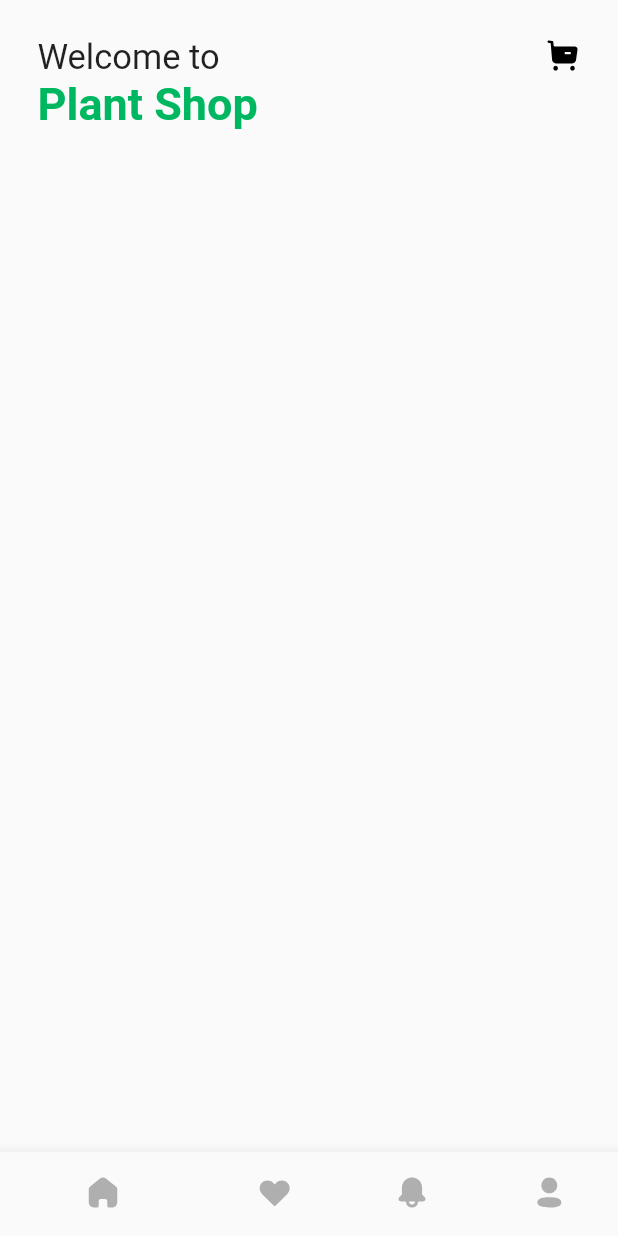
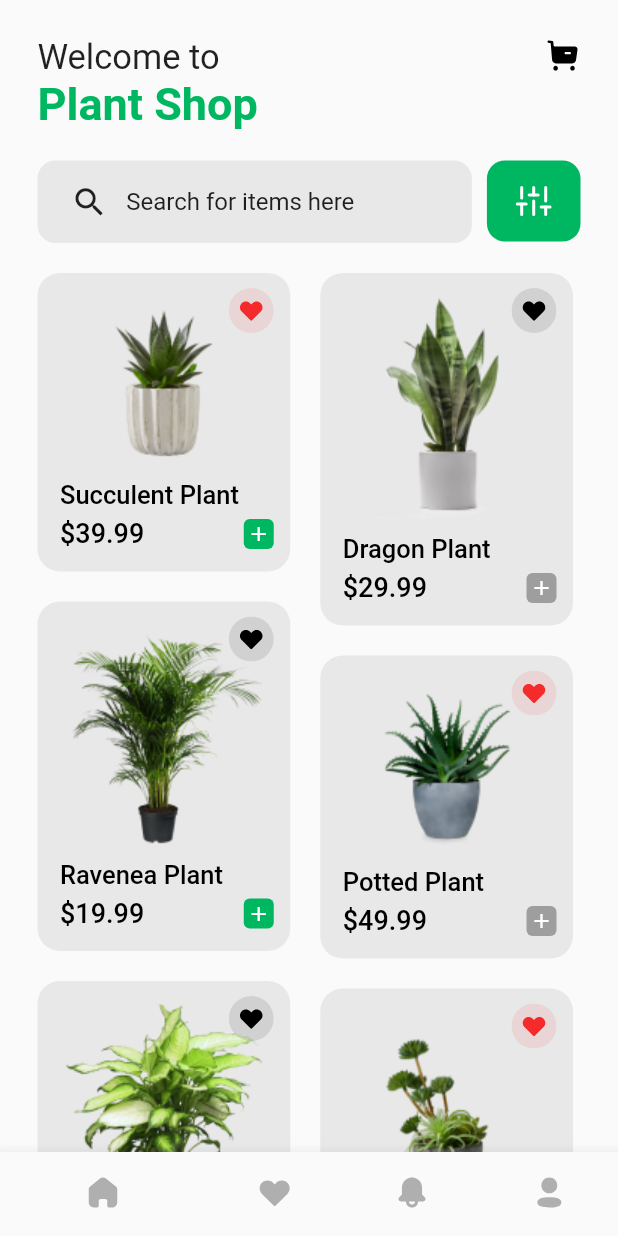
Before and after one commit to AminullahTajMuhammad/plants_app, a Flutter app: the screen it shows after launch, on a phone screen of 412 x 824 dp. Run offline on Flutter 3.47's test engine with Material 2 defaults, Android fonts, the phone set to English and light mode, and no system bars; our stand-ins replace flutter_svg, google_fonts.

Commit message:
Home Screen Ui complete.

```diff
--- a/lib/home_page.dart
+++ b/lib/home_page.dart
@@ -1,4 +1,5 @@
 import 'package:flutter/material.dart';
+import 'package:flutter_staggered_grid_view/flutter_staggered_grid_view.dart';
 import 'package:flutter_svg/svg.dart';
 import 'package:google_fonts/google_fonts.dart';
 
@@ -41,7 +42,9 @@ class _HomePageState extends State<HomePage> {
       mainAxisAlignment: MainAxisAlignment.start,
       crossAxisAlignment: CrossAxisAlignment.start,
       children: [
-        buildGreetings()
+        buildGreetings(),
+        buildSearch(),
+        buildPlantsList()
       ],
     );
   }
@@ -87,4 +90,165 @@ class _HomePageState extends State<HomePage> {
       ),
     );
   }
+
+  Widget buildSearch() {
+    return Container(
+      margin: const EdgeInsets.only(left: 25, right: 25, top: 20),
+      child: Row(
+        mainAxisAlignment: MainAxisAlignment.start,
+        crossAxisAlignment: CrossAxisAlignment.start,
+        children: [
+          Expanded(
+            flex: 4,
+            child: Container(
+              height: 55,
+              padding: const EdgeInsets.only(left: 15, top: 15, bottom: 15),
+              decoration: const BoxDecoration(
+                borderRadius: BorderRadius.all(Radius.circular(12)),
+                color: Color(0xffE8E8E8),
+              ),
+              child: Row(
+                crossAxisAlignment: CrossAxisAlignment.center,
+                mainAxisAlignment: MainAxisAlignment.start,
+                children: [
+                  const Expanded(
+                    flex: 1,
+                    child: Icon(
+                      Icons.search,
+                      size: 25,
+                    ),
+                  ),
+                  Expanded(
+                    flex: 6,
+                    child: Container(
+                      margin: const EdgeInsets.only(left: 5, right: 10),
+                      child: Text(
+                        'Search for items here',
+                        style: TextStyle(
+                          fontSize: 16,
+                          fontFamily: GoogleFonts.roboto().fontFamily,
+                        ),
+                      ),
+                    ),
+                  ),
+                ],
+              ),
+            ),
+          ),
+          Expanded(
+            flex: 1,
+            child: Container(
+              margin: EdgeInsets.only(left: 10),
+              padding: const EdgeInsets.only(top: 15, bottom: 15),
+              decoration: const BoxDecoration(
+                borderRadius: BorderRadius.all(Radius.circular(12)),
+                color: Constants.PRIMARY_COLOR,
+              ),
+              child: SvgPicture.asset(
+                "assets/ic_filter.svg",
+              ),
+            ),
+          )
+        ],
+      ),
+    );
+  }
+
+  Widget buildPlantsList() {
+    return Container(
+      margin: const EdgeInsets.only(left: 25, right: 10, bottom: 20),
+      child: StaggeredGrid.count(
+        crossAxisCount: 2,
+        children: [
+          plantsListTile("assets/plant_1.png", "Succulent Plant", "\$39.99", true, true),
+          plantsListTile("assets/plant_2.png", "Dragon Plant", "\$29.99", false, false),
+          plantsListTile("assets/plant_3.png", "Ravenea Plant", "\$19.99", false, true),
+          plantsListTile("assets/plant_4.png", "Potted Plant", "\$49.99", true, false),
+          plantsListTile("assets/plant_5.png", "Ravenea Plant 2", "\$9.99", false, false),
+          plantsListTile("assets/plant_6.png", "Succulent Plant 2", "\$39.99", true, true),
+        ],
+      )
+    );
+  }
+
+  Widget plantsListTile(String img, String name, String price, bool isFavourite, bool addToCart) {
+    return Container(
+      margin: const EdgeInsets.only(right: 20, top: 20),
+      decoration: const BoxDecoration(
+        borderRadius: BorderRadius.all(Radius.circular(15)),
+        color: Color(0xffE8E8E8),
+      ),
+      child: Stack(
+        children: [
+          Container(
+            margin: const EdgeInsets.only(bottom: 15),
+            child: Column(
+              mainAxisAlignment: MainAxisAlignment.start,
+              crossAxisAlignment: CrossAxisAlignment.start,
+              children: [
+                Container(
+                  margin: const EdgeInsets.only(top: 15),
+                  alignment: Alignment.center,
+                  child: Image.asset(img),
+                ),
+                Container(
+                  margin: const EdgeInsets.only(left: 15, top: 10),
+                  child: Text(
+                    name,
+                    style: TextStyle(
+                      color: Colors.black,
+                      fontFamily: GoogleFonts.roboto().fontFamily,
+                      fontSize: 17,
+                      fontWeight: FontWeight.w500
+                    ),
+                  ),
+                ),
+                Container(
+                  margin: const EdgeInsets.only(left: 15, top: 5),
+                  child: Text(
+                    price,
+                    style: TextStyle(
+                        color: Colors.black,
+                        fontFamily: GoogleFonts.roboto().fontFamily,
+                        fontSize: 18,
+                        fontWeight: FontWeight.w500
+                    ),
+                  ),
+                ),
+              ],
+            ),
+          ),
+          // Like Button
+          Positioned(
+            right: 1,
+            child: Container(
+              margin: const EdgeInsets.all(10),
+              child: SvgPicture.asset(
+                isFavourite ? "assets/ic_like_selected.svg" : "assets/ic_like_unselected.svg",
+              ),
+            ),
+          ),
+          Positioned(
+            bottom: 1,
+            right: 1,
+            child: Container(
+              height: 20,
+              width: 20,
+              margin: const EdgeInsets.only(right: 10, bottom: 14),
+              decoration: BoxDecoration(
+                borderRadius: const BorderRadius.all(Radius.circular(4)),
+                color: addToCart ? Constants.PRIMARY_COLOR : Colors.grey,
+              ),
+              child: const Icon(
+                Icons.add,
+                size: 16,
+                color: Colors.white,
+              ),
+            ),
+          )
+          // Cart Button
+        ],
+      ),
+    );
+  }
 }
--- a/pubspec.yaml
+++ b/pubspec.yaml
@@ -36,6 +36,7 @@ dependencies:
   cupertino_icons: ^1.0.2
   google_fonts: 2.2.0
   flutter_svg: ^1.0.0
+  flutter_staggered_grid_view: ^0.6.1
 
 
 dev_dependencies:
```
Also changed, not shown: pubspec.lock, 2 other files.
